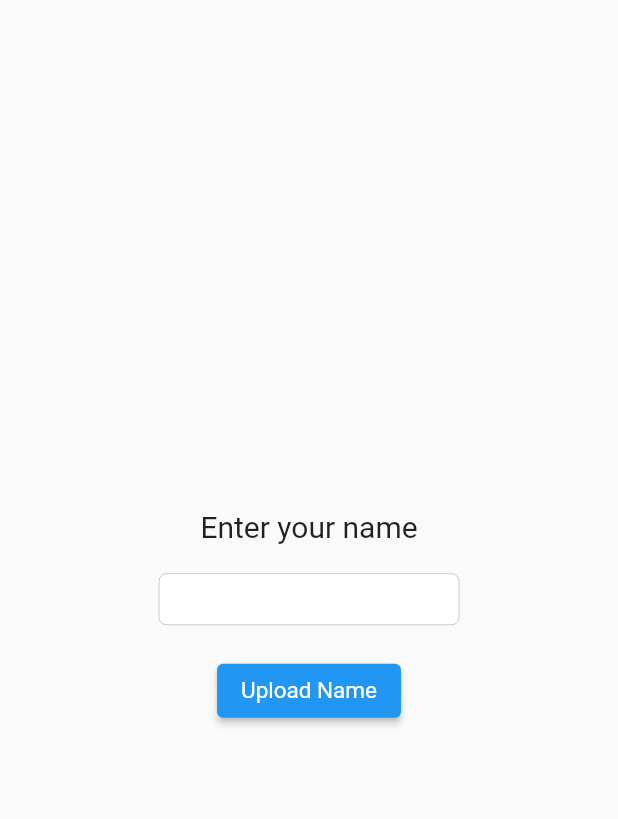
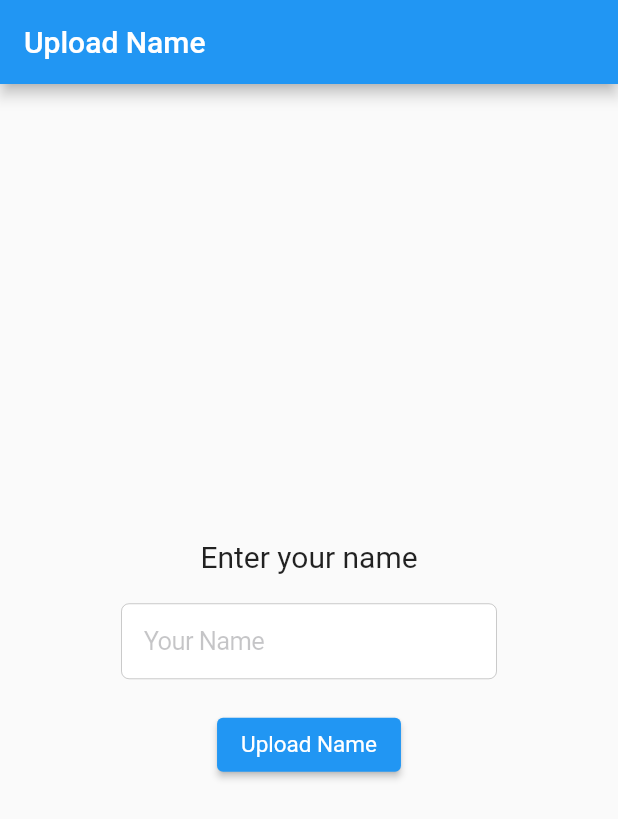
Before and after one commit to Imperial-lord/soc_flutter_workshop, a Flutter app: the screen it shows after launch, after a tap on "Upload Name", on a phone screen of 412 x 824 dp. Shown: the top 819 px of the screen. Run offline on Flutter 3.47's test engine with Material 2 defaults, Android fonts, the phone set to English and light mode, and no system bars; our stand-ins replace cloud_firestore, firebase_core; accounts and stored records are empty.

Commit message:
Updated application

```diff
--- a/lib/enterName.dart
+++ b/lib/enterName.dart
@@ -15,6 +15,11 @@ class _EnterNameState extends State<EnterName> {
   @override
   Widget build(BuildContext context) {
     return Scaffold(
+      appBar: AppBar(
+        title: Text(
+          'Upload Name',
+        ),
+      ),
       body: SafeArea(
         child: Center(
           child: Column(
@@ -26,17 +31,21 @@ class _EnterNameState extends State<EnterName> {
               ),
               Padding(padding: EdgeInsets.all(10)),
               Container(
-                width: 200,
+                width: 250,
                 child: CupertinoTextField(
-                  controller: nameController,
+                  padding: EdgeInsets.all(15),
+                  placeholder: 'Your Name',
                 ),
               ),
               Padding(padding: EdgeInsets.all(10)),
               ElevatedButton(
                 onPressed: () {
-                  print('Upload Name');
-                  FirebaseFirestore firestoreInstance = FirebaseFirestore.instance;
-                  firestoreInstance.collection('Names').doc(DateTime.now().toString()).set({
+                  FirebaseFirestore firestoreInstance =
+                      FirebaseFirestore.instance;
+                  firestoreInstance
+                      .collection('Names')
+                      .doc(DateTime.now().toString())
+                      .set({
                     'name': nameController.text,
                   });
                 },
```
